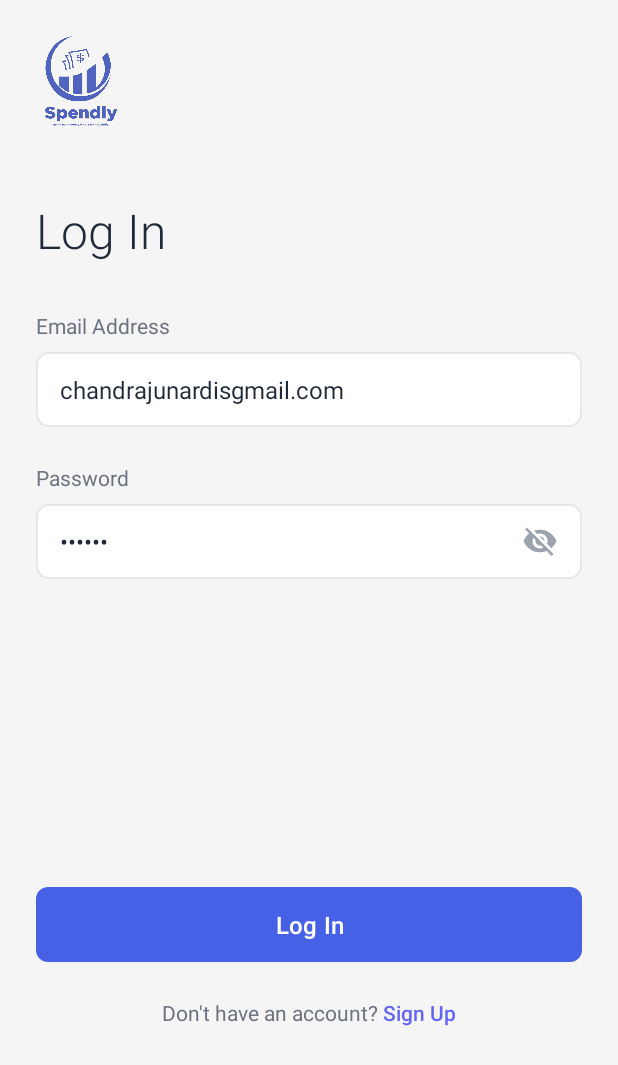
After one commit to Kevinardhana096/spendly, an Android app: the layout activity_sign_in.xml on its own in the app's theme, with its tools: preview values and no code run, on a phone screen of 412 x 824 dp. The commit adds this screen. Shown: the top 1065 px of the screen. Run offline under Robolectric (Android 15) with nearby library versions, the phone set to English and light mode, and no system bars.

Commit message:
perubahan xml 3

```diff
--- /dev/null
+++ b/app/src/main/res/drawable/button_background.xml
@@ -0,0 +1,6 @@
+<?xml version="1.0" encoding="utf-8"?>
+<shape xmlns:android="http://schemas.android.com/apk/res/android"
+    android:shape="rectangle">
+    <solid android:color="#6366F1" />
+    <corners android:radius="8dp" />
+</shape>
--- /dev/null
+++ b/app/src/main/res/drawable/ic_visibility_off.xml
@@ -0,0 +1,11 @@
+<!-- res/drawable/ic_visibility_off.xml -->
+<vector xmlns:android="http://schemas.android.com/apk/res/android"
+    android:width="24dp"
+    android:height="24dp"
+    android:viewportWidth="24"
+    android:viewportHeight="24"
+    android:tint="#9CA3AF">
+    <path
+        android:fillColor="@android:color/white"
+        android:pathData="M12,7c2.76,0 5,2.24 5,5 0,0.65 -0.13,1.26 -0.36,1.83l2.92,2.92c1.51,-1.26 2.7,-2.89 3.43,-4.75 -1.73,-4.39 -6,-7.5 -11,-7.5 -1.4,0 -2.74,0.25 -3.98,0.7l2.16,2.16C10.74,7.13 11.35,7 12,7zM2,4.27l2.28,2.28 0.46,0.46C3.08,8.3 1.78,10.02 1,12c1.73,4.39 6,7.5 11,7.5 1.55,0 3.03,-0.3 4.38,-0.84l0.42,0.42L19.73,22 21,20.73 3.27,3 2,4.27zM7.53,9.8l1.55,1.55c-0.05,0.21 -0.08,0.43 -0.08,0.65 0,1.66 1.34,3 3,3 0.22,0 0.44,-0.03 0.65,-0.08l1.55,1.55c-0.67,0.33 -1.41,0.53 -2.2,0.53 -2.76,0 -5,-2.24 -5,-5 0,-0.79 0.2,-1.53 0.53,-2.2zM11.84,9.02l3.15,3.15 0.02,-0.16c0,-1.66 -1.34,-3 -3,-3l-0.17,0.01z"/>
+</vector>
--- /dev/null
+++ b/app/src/main/res/drawable/ic_visibility_on.xml
@@ -0,0 +1,11 @@
+<!-- res/drawable/ic_visibility_on.xml -->
+<vector xmlns:android="http://schemas.android.com/apk/res/android"
+    android:width="24dp"
+    android:height="24dp"
+    android:viewportWidth="24"
+    android:viewportHeight="24"
+    android:tint="#9CA3AF">
+    <path
+        android:fillColor="@android:color/white"
+        android:pathData="M12,4.5C7,4.5 2.73,7.61 1,12c1.73,4.39 6,7.5 11,7.5s9.27,-3.11 11,-7.5c-1.73,-4.39 -6,-7.5 -11,-7.5zM12,17c-2.76,0 -5,-2.24 -5,-5s2.24,-5 5,-5 5,2.24 5,5 -2.24,5 -5,5zM12,9c-1.66,0 -3,1.34 -3,3s1.34,3 3,3 3,-1.34 3,-3 -1.34,-3 -3,-3z"/>
+</vector>
--- /dev/null
+++ b/app/src/main/res/drawable/input_background.xml
@@ -0,0 +1,9 @@
+<?xml version="1.0" encoding="utf-8"?>
+<shape xmlns:android="http://schemas.android.com/apk/res/android"
+    android:shape="rectangle">
+    <solid android:color="@android:color/white" />
+    <stroke
+        android:width="1dp"
+        android:color="#E5E7EB" />
+    <corners android:radius="8dp" />
+</shape>
--- /dev/null
+++ b/app/src/main/res/layout/activity_sign_in.xml
@@ -0,0 +1,136 @@
+<?xml version="1.0" encoding="utf-8"?>
+<LinearLayout xmlns:android="http://schemas.android.com/apk/res/android"
+    xmlns:app="http://schemas.android.com/apk/res-auto"
+    android:layout_width="match_parent"
+    android:layout_height="match_parent"
+    android:orientation="vertical"
+    android:background="#F5F5F5"
+    android:padding="24dp">
+
+    <!-- Logo Section -->
+    <LinearLayout
+        android:layout_width="match_parent"
+        android:layout_height="wrap_content"
+        android:orientation="vertical"
+        android:gravity="left"
+        android:layout_marginBottom="40dp">
+
+        <ImageView
+            android:layout_width="60dp"
+            android:layout_height="60dp"
+            android:src="@drawable/ic_spendly_1_full"
+            android:layout_marginBottom="8dp" />
+
+
+    </LinearLayout>
+
+    <!-- Log In Title -->
+    <TextView
+        android:layout_width="wrap_content"
+        android:layout_height="wrap_content"
+        android:text="Log In"
+        android:textSize="32sp"
+        android:textColor="#1F2937"
+        android:FontWeight="bold"
+        android:fontFamily="sans-serif-light"
+        android:layout_marginBottom="32dp" />
+
+    <!-- Email Input Section -->
+    <TextView
+        android:layout_width="wrap_content"
+        android:layout_height="wrap_content"
+        android:text="Email Address"
+        android:textSize="14sp"
+        android:textColor="#6B7280"
+        android:layout_marginBottom="8dp" />
+
+    <EditText
+        android:id="@+id/emailEditText"
+        android:layout_width="match_parent"
+        android:layout_height="50dp"
+        android:background="@drawable/input_background"
+        android:text="chandrajunardisgmail.com"
+        android:textSize="16sp"
+        android:textColor="#1F2937"
+        android:paddingHorizontal="16dp"
+        android:layout_marginBottom="24dp"
+        android:inputType="textEmailAddress" />
+
+    <!-- Password Input Section -->
+    <TextView
+        android:layout_width="wrap_content"
+        android:layout_height="wrap_content"
+        android:text="Password"
+        android:textSize="14sp"
+        android:textColor="#6B7280"
+        android:layout_marginBottom="8dp" />
+
+    <RelativeLayout
+        android:layout_width="match_parent"
+        android:layout_height="50dp"
+        android:background="@drawable/input_background"
+        android:layout_marginBottom="60dp">
+
+        <EditText
+            android:id="@+id/passwordEditText"
+            android:layout_width="match_parent"
+            android:layout_height="match_parent"
+            android:background="@android:color/transparent"
+            android:text="••••••"
+            android:textSize="16sp"
+            android:textColor="#1F2937"
+            android:paddingHorizontal="16dp"
+            android:paddingRight="50dp"
+            android:inputType="textPassword" />
+
+        <ImageView
+            android:layout_width="24dp"
+            android:layout_height="24dp"
+            android:layout_alignParentRight="true"
+            android:layout_centerVertical="true"
+            android:layout_marginRight="16dp"
+            android:src="@drawable/ic_visibility_off"
+            app:tint="#9CA3AF" />
+
+    </RelativeLayout>
+
+    <!-- Login Button -->
+    <Button
+        android:id="@+id/loginButton"
+        android:layout_width="match_parent"
+        android:layout_height="50dp"
+        android:text="Log In"
+        android:textColor="@android:color/white"
+        android:textSize="16sp"
+        android:fontFamily="sans-serif-medium"
+        android:background="@drawable/button_background"
+        android:layout_marginTop="145dp"
+        android:layout_marginBottom="24dp" />
+
+    <!-- Sign Up Link -->
+    <LinearLayout
+        android:layout_width="match_parent"
+        android:layout_height="wrap_content"
+        android:orientation="horizontal"
+
+        android:gravity="center">
+
+        <TextView
+            android:layout_width="wrap_content"
+            android:layout_height="wrap_content"
+            android:text="Don't have an account? "
+            android:textSize="14sp"
+            android:textColor="#6B7280" />
+
+        <TextView
+            android:id="@+id/signUpText"
+            android:layout_width="wrap_content"
+            android:layout_height="wrap_content"
+            android:text="Sign Up"
+            android:textSize="14sp"
+            android:textColor="#6366F1"
+            android:fontFamily="sans-serif-medium" />
+
+    </LinearLayout>
+
+</LinearLayout>
--- /dev/null
+++ b/app/src/main/res/values-night/colors.xml
@@ -0,0 +1,13 @@
+<?xml version="1.0" encoding="utf-8"?>
+<resources>
+    <color name="colorPrimary">#4661E6</color>
+    <color name="colorPrimaryVariant">#3A4DB7</color>
+    <color name="colorAccent">#4661E6</color>
+    <color name="colorBackground">#181818</color>
+    <color name="colorCardBackground">#232323</color>
+    <color name="colorButtonBackground">#4661E6</color>
+    <color name="colorButtonText">#FFFFFF</color>
+    <color name="colorPrimaryText">#FFFFFF</color>
+    <color name="colorSecondaryText">#B0B0B0</color>
+    <color name="colorDivider">#333333</color>
+</resources>
--- a/app/src/main/res/values-night/themes.xml
+++ b/app/src/main/res/values-night/themes.xml
@@ -1,7 +1,13 @@
-<resources xmlns:tools="http://schemas.android.com/tools">
-    <!-- Base application theme. -->
+<resources>
     <style name="Base.Theme.Spendly" parent="Theme.Material3.DayNight.NoActionBar">
-        <!-- Customize your dark theme here. -->
-        <!-- <item name="colorPrimary">@color/my_dark_primary</item> -->
+        <item name="colorPrimary">@color/colorPrimary</item>
+        <item name="colorOnPrimary">@color/colorButtonText</item>
+        <item name="android:colorBackground">@color/colorBackground</item>
+        <item name="colorSurface">@color/colorCardBackground</item>
+        <item name="colorOnSurface">@color/colorPrimaryText</item>
+        <item name="colorSecondary">@color/colorAccent</item>
+        <item name="colorOnSecondary">@color/colorButtonText</item>
     </style>
+
+    <style name="Theme.Spendly" parent="Base.Theme.Spendly"/>
 </resources>
--- a/app/src/main/res/values/colors.xml
+++ b/app/src/main/res/values/colors.xml
@@ -2,4 +2,14 @@
 <resources>
     <color name="black">#FF000000</color>
     <color name="white">#FFFFFFFF</color>
+    <color name="colorPrimary">#4661E6</color> <!-- Biru utama -->
+    <color name="colorPrimaryVariant">#3A4DB7</color>
+    <color name="colorAccent">#4661E6</color>
+    <color name="colorBackground">#FFFFFF</color>
+    <color name="colorCardBackground">#FFFFFF</color>
+    <color name="colorButtonBackground">#4661E6</color>
+    <color name="colorButtonText">#FFFFFF</color>
+    <color name="colorPrimaryText">#222222</color>
+    <color name="colorSecondaryText">#8C8C8C</color>
+    <color name="colorDivider">#D9D9D9</color>
 </resources>
--- a/app/src/main/res/values/themes.xml
+++ b/app/src/main/res/values/themes.xml
@@ -1,9 +1,13 @@
-<resources xmlns:tools="http://schemas.android.com/tools">
-    <!-- Base application theme. -->
+<resources>
     <style name="Base.Theme.Spendly" parent="Theme.Material3.DayNight.NoActionBar">
-        <!-- Customize your light theme here. -->
-        <!-- <item name="colorPrimary">@color/my_light_primary</item> -->
+        <item name="colorPrimary">@color/colorPrimary</item>
+        <item name="colorOnPrimary">@color/colorButtonText</item>
+        <item name="android:colorBackground">@color/colorBackground</item>
+        <item name="colorSurface">@color/colorCardBackground</item>
+        <item name="colorOnSurface">@color/colorPrimaryText</item>
+        <item name="colorSecondary">@color/colorAccent</item>
+        <item name="colorOnSecondary">@color/colorButtonText</item>
     </style>
 
-    <style name="Theme.Spendly" parent="Base.Theme.Spendly" />
+    <style name="Theme.Spendly" parent="Base.Theme.Spendly"/>
 </resources>
```
